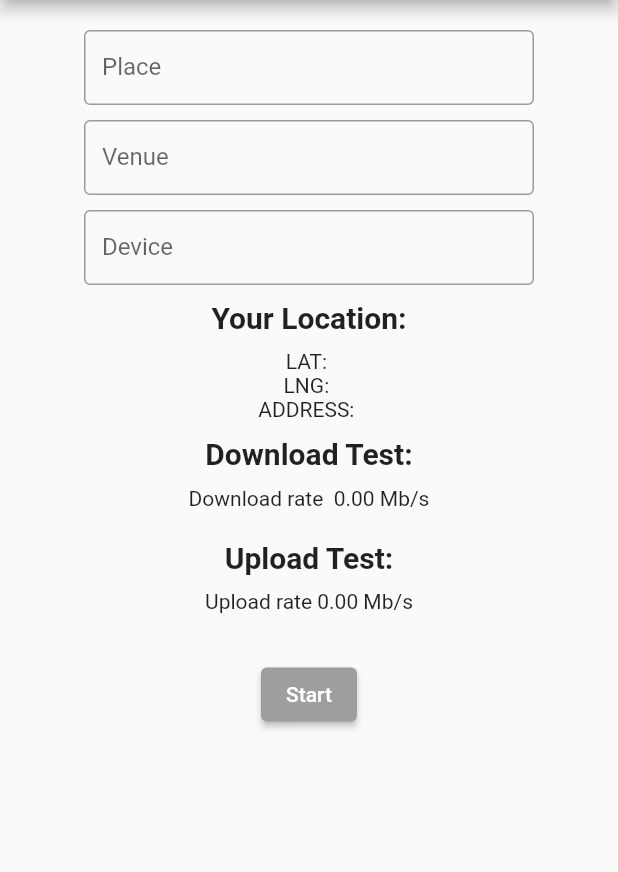
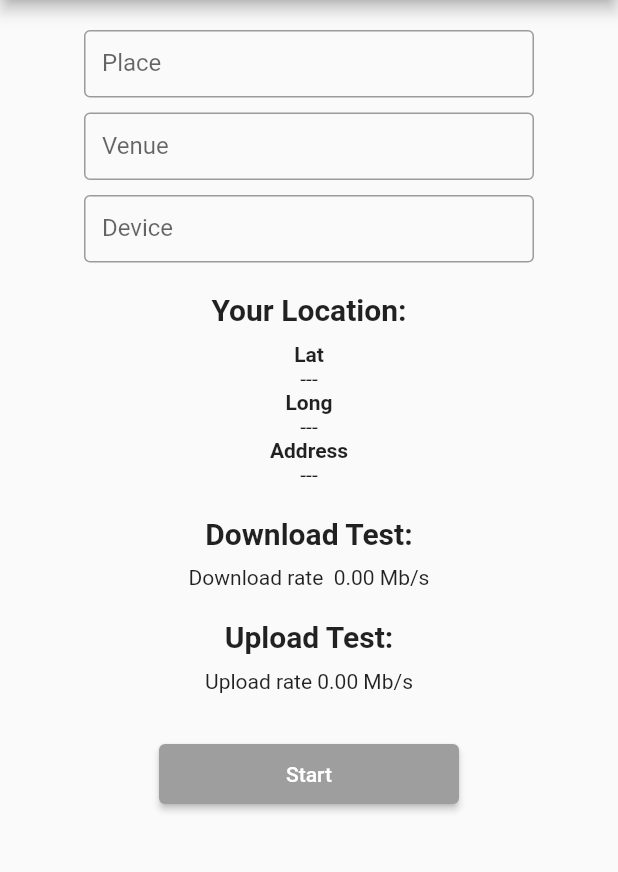
Before and after one commit to bayuhnm/flutter_speedtest, a Flutter app: the screen it shows after launch, on a phone screen of 412 x 824 dp, the part 84-956 px from its top. Run offline on Flutter 3.47's test engine with Material 2 defaults, Android fonts, the light colour scheme and no system bars; our stand-ins replace dio, geocoding, geolocator, lottie; missing offline and left inert: mongo_dart, speed_test_dart.

Commit message:
Fixing UI

```diff
--- a/lib/screen/main_screen.dart
+++ b/lib/screen/main_screen.dart
@@ -1,4 +1,6 @@
 // ignore_for_file: import_of_legacy_library_into_null_safe
+
+import 'dart:ui';
 
 import 'package:dio/dio.dart';
 import 'package:flutter/material.dart';
@@ -252,7 +254,7 @@ class _mainScreenState extends State<mainScreen> {
                 ),
                 SizedBox(
                   width: 300,
-                  height: 50,
+                  height: 45,
                   child: TextFormField(
                     controller: placeController,
                     decoration: InputDecoration(
@@ -266,7 +268,7 @@ class _mainScreenState extends State<mainScreen> {
                 ),
                 SizedBox(
                   width: 300,
-                  height: 50,
+                  height: 45,
                   child: TextFormField(
                     controller: venueController,
                     decoration: InputDecoration(
@@ -278,7 +280,7 @@ class _mainScreenState extends State<mainScreen> {
                 ),
                 SizedBox(
                   width: 300,
-                  height: 50,
+                  height: 45,
                   child: TextFormField(
                     controller: deviceController,
                     decoration: InputDecoration(
@@ -286,7 +288,7 @@ class _mainScreenState extends State<mainScreen> {
                   ),
                 ),
                 const SizedBox(
-                  height: 10,
+                  height: 20,
                 ),
                 const Text(
                   'Your Location:',
@@ -299,26 +301,43 @@ class _mainScreenState extends State<mainScreen> {
                   Column(
                     children: const [
                       CircularProgressIndicator(),
-                      SizedBox(height: 30),
-                      Text('Getting location'),
+                      Text(
+                        'Getting location',
+                      ),
                     ],
                   )
                 else
                   // Location UI
-
                   const SizedBox(
                     height: 10,
                   ),
                 Center(
+                  child: SizedBox(
+                      width: 300,
                       child: Column(
                         children: [
-                      Text('LAT: ${_currentPosition?.latitude ?? ""}'),
-                      Text('LNG: ${_currentPosition?.longitude ?? ""}'),
-                      Text('ADDRESS: ${_currentAddress ?? ""}'),
+                          Text(
+                            'Lat',
+                            style: TextStyle(fontWeight: FontWeight.bold),
+                          ),
+                          Text('${_currentPosition?.latitude ?? "---"}'),
+                          Text(
+                            'Long',
+                            style: TextStyle(fontWeight: FontWeight.bold),
+                          ),
+                          Text('${_currentPosition?.longitude ?? "---"}'),
+                          Text(
+                            'Address',
+                            style: TextStyle(fontWeight: FontWeight.bold),
+                          ),
+                          Text(
+                            '${_currentAddress ?? "---"}',
+                            textAlign: TextAlign.center,
+                          ),
                         ],
+                      )),
                 ),
-                ),
-                const SizedBox(height: 10),
+                const SizedBox(height: 20),
                 const Text(
                   'Download Test:',
                   style: TextStyle(
@@ -383,6 +402,7 @@ class _mainScreenState extends State<mainScreen> {
                 ),
                 ElevatedButton(
                   style: ElevatedButton.styleFrom(
+                    fixedSize: const Size(200, 40),
                     backgroundColor: readyToTest ? Colors.blue : Colors.grey,
                   ),
                   onPressed: loadingDownload && loadingUpload
@@ -405,6 +425,9 @@ class _mainScreenState extends State<mainScreen> {
                         },
                   child: const Text('Start'),
                 ),
+                SizedBox(
+                  height: 30,
+                )
               ],
             ),
           ),
```
Also changed, not shown: 1 other file. Lines whose indentation alone changed are shown as unchanged.
